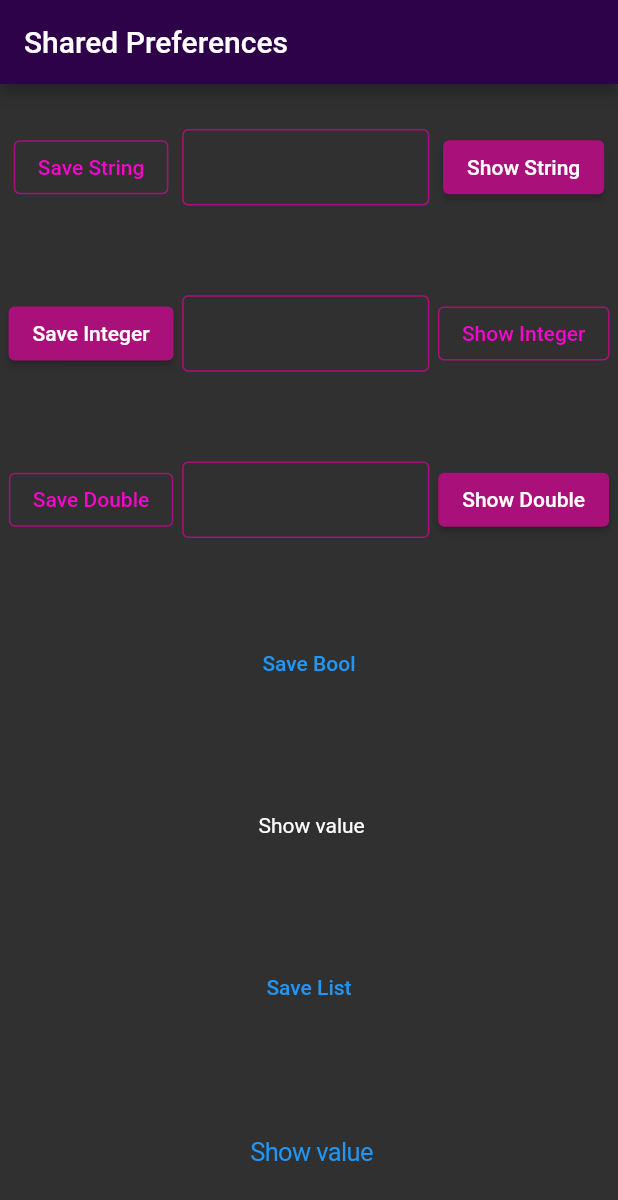
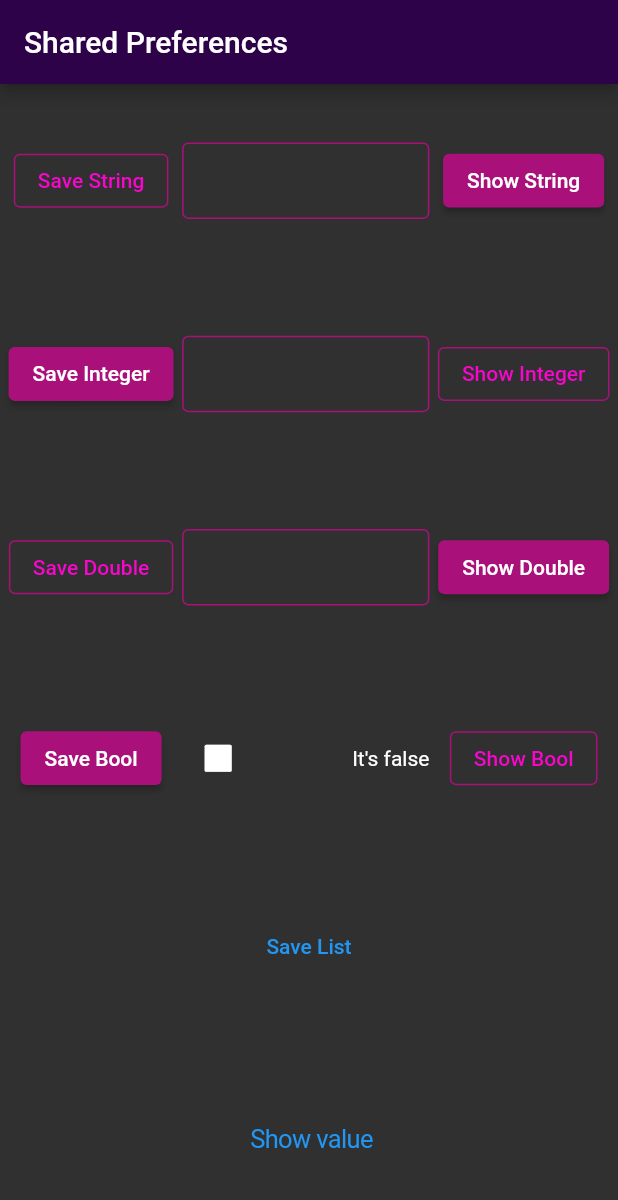
Before and after one commit to jinosh05/shared_preference_example_flutter, a Flutter app: the screen it shows after launch, after a tap on "Save Bool", on a phone screen of 412 x 824 dp. Shown: the top 1200 px of the screen. Run offline on Flutter 3.47's test engine with Material 2 defaults, Android fonts, the phone set to English and light mode, and no system bars; our stand-ins replace shared_preferences.

Commit message:
Bool values set

```diff
--- a/lib/main.dart
+++ b/lib/main.dart
@@ -45,6 +45,7 @@ class MyShared extends StatefulWidget {
 
 class _MySharedState extends State<MyShared> {
   late List<TextEditingController> _controllers;
+  bool _boolVal = true;
 
   @override
   void initState() {
@@ -154,17 +155,47 @@ class _MySharedState extends State<MyShared> {
             ],
           ),
 
-          TextButton(
-              onPressed: () {
-                storeMyData("bool", true);
-              },
-              child: Text("Save Bool")),
-          RawMaterialButton(
-            onPressed: () {
-              showData("bool");
-            },
-            child: Text(" Show value"),
+          //
+          // bool Row
+          //
+          Row(
+            mainAxisAlignment: MainAxisAlignment.spaceEvenly,
+            children: [
+              ElevatedButton(
+                  onPressed: () {
+                    storeMyData(Keys.boolKey, _boolVal);
+                    setState(() {
+                      _boolVal = false;
+                    });
+                  },
+                  child: Text('Save Bool')),
+              SizedBox(
+                  width: inputWidth,
+                  child: Row(
+                    mainAxisAlignment: MainAxisAlignment.spaceBetween,
+                    children: [
+                      Checkbox(
+                        fillColor: MaterialStateProperty.all(Colors.white),
+                        checkColor: Color(0xff2E0249),
+                        value: _boolVal,
+                        onChanged: (value) {
+                          setState(() {
+                            _boolVal = value ?? false;
+                          });
+                        },
+                      ),
+                      Text(_boolVal ? "It's true " : "It's false")
+                    ],
+                  )),
+              OutlinedButton(
+                  onPressed: () async {
+                    _boolVal = await showData(Keys.boolKey);
+                    setState(() {});
+                  },
+                  child: Text('Show Bool')),
+            ],
           ),
+
           TextButton(
               onPressed: () {
                 storeMyData("listStr", ["A", "B", "C"]);
```
